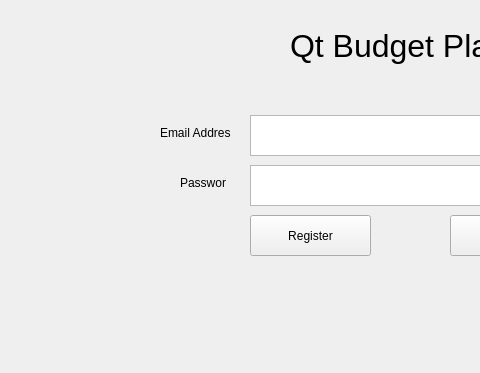
Old version of the form BudgetPlanner/mainwindow.ui in the repository amstevenson/Qt-BudgetPlanner; both pictures show x 0 to 480 and y 81 to 454 of the 811 by 454 pixel window.
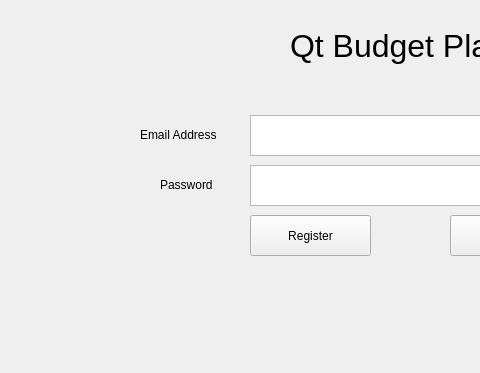
New version of the form.

Patch:
```diff
--- a/BudgetPlanner/mainwindow.ui
+++ b/BudgetPlanner/mainwindow.ui
@@ -17,10 +17,10 @@
    <widget class="QLabel" name="lblPassword">
     <property name="geometry">
      <rect>
-      <x>180</x>
+      <x>160</x>
       <y>220</y>
-      <width>46</width>
-      <height>16</height>
+      <width>111</width>
+      <height>20</height>
      </rect>
     </property>
     <property name="text">
@@ -40,10 +40,10 @@
    <widget class="QLabel" name="lblEmailAddress">
     <property name="geometry">
      <rect>
-      <x>160</x>
+      <x>140</x>
       <y>170</y>
-      <width>71</width>
-      <height>16</height>
+      <width>131</width>
+      <height>20</height>
      </rect>
     </property>
     <property name="text">
```
Left out of the diff: 7 changed lines with no effect on the pictures.
